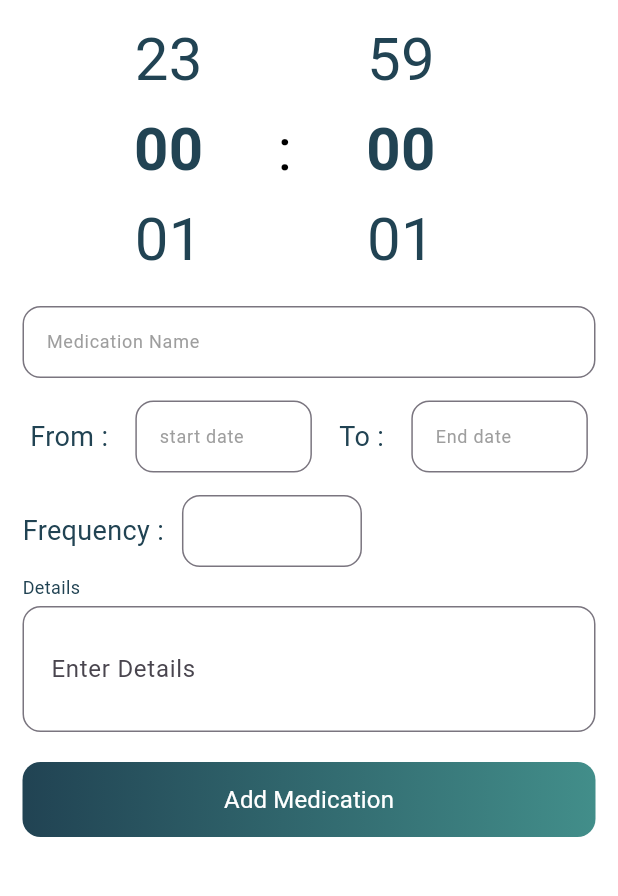
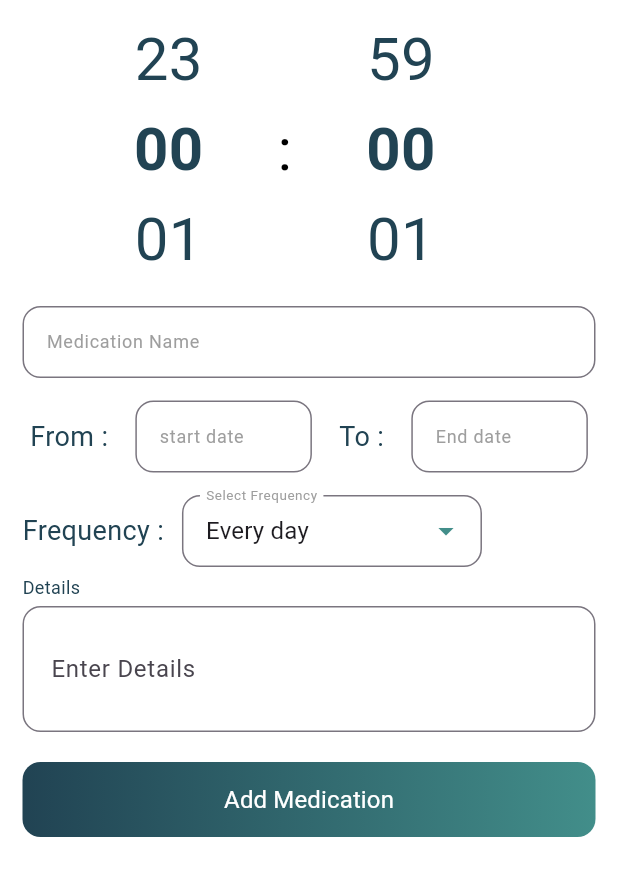
Before and after one commit to ENSIA-AI/Wise-Dose, a Flutter app: the MedicationInfo screen opened directly, on a phone screen of 412 x 824 dp, the part 150-1046 px from its top. Run offline on Flutter 3.47's test engine with Material 3 defaults, Android fonts, the phone set to English and light mode, and no system bars; drawn by our look-alikes of numberpicker; our stand-ins replace equatable, flutter_bloc, flutter_svg, shared_preferences, smooth_page_indicator, sqflite and 1 more; accounts and stored records are empty.

Commit message:
added dropdown frequency

```diff
--- a/lib/views/screens/medication-info.dart
+++ b/lib/views/screens/medication-info.dart
@@ -149,23 +149,50 @@ class MedicationInfo extends StatelessWidget {
     Text("Frequency :", style: standardText),
     SizedBox(width: 12),
     Container(
-                              width: 120,
-                              child: CustomTextFormField(
-                                label: '',
-                                hint: 'Daily',
-                                validate: (value) {
+      width: 200, // Adjust width as needed
+      child: DropdownButtonFormField<String>(
+        value: 'Every day', // Initial value, should match one of the items or be null
+        decoration: InputDecoration(
+          labelText: "Select Frequency",
+          labelStyle: TextStyle(color: Colors.grey, fontSize: 12),
+          border: OutlineInputBorder(
+            borderRadius: BorderRadius.circular(12),
+          ),
+          focusedBorder: OutlineInputBorder(
+            borderRadius: BorderRadius.circular(12),
+            borderSide: BorderSide(color: lightBlue, width: 2.0), // Custom border color
+          ),
+          contentPadding: const EdgeInsets.symmetric(horizontal: 12),
+        ),
+        items: [
+          DropdownMenuItem(value: 'Every day', child: Text('Every day')),
+          DropdownMenuItem(value: 'Every two days', child: Text('Every two days')),
+          DropdownMenuItem(value: 'Every three days', child: Text('Every three days')),
+          DropdownMenuItem(value: 'Custom', child: Text('Custom')),
+        ],
+        onChanged: (value) {
+
+            _frequency = value ?? '';
+
+        },
+        validator: (value) {
           if (value == null || value.isEmpty) {
-                                    return "Enter frequency.";
+            return "Please select a frequency.";
           }
           return null;
         },
-                                save: (value) {
+        onSaved: (value) {
           _frequency = value ?? '';
         },
+        // Adding a custom dropdown style
+        dropdownColor: Colors.white,
+        icon: Icon(Icons.arrow_drop_down, color: lightBlue),
       ),
     ),
   ],
 ),
+
+
                         SizedBox(height: 5),
                         Text('Details', style: paragraphText),
                         SizedBox(height: 4),
```
Lines whose indentation alone changed are shown as unchanged.
